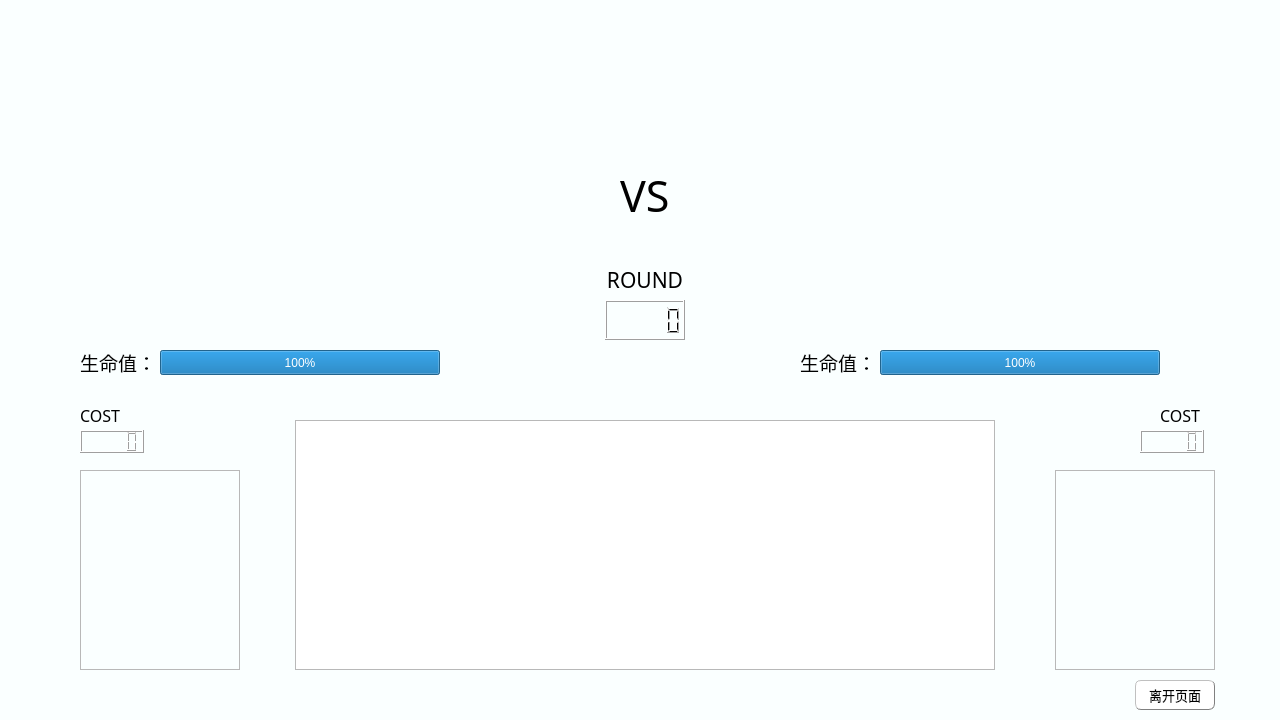
Qt form mainwindow.ui (wangquanlikun/Alice_Archive) before a commit.
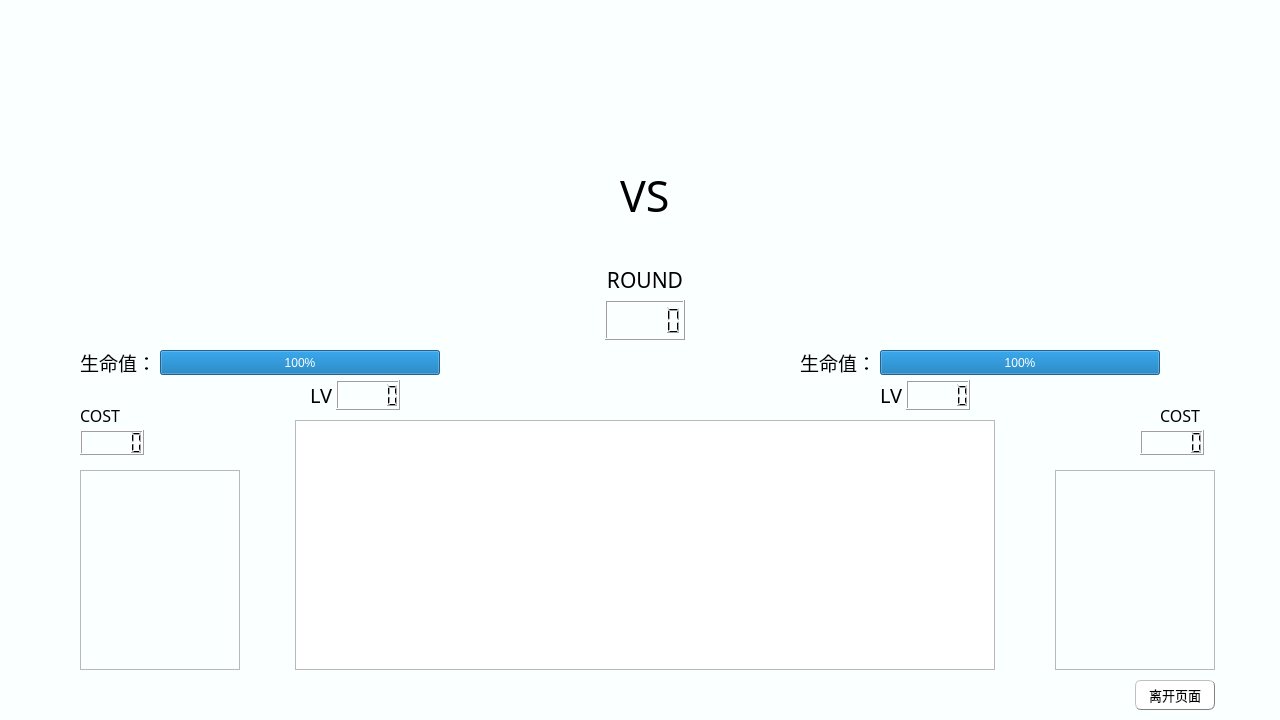
The same form after that commit. The open tabs and pages were chosen to show the change. Icons and pictures are not drawn.

What changed in the file:
```diff
--- a/mainwindow.ui
+++ b/mainwindow.ui
@@ -635,7 +635,7 @@
         <x>80</x>
         <y>430</y>
         <width>64</width>
-        <height>23</height>
+        <height>25</height>
        </rect>
       </property>
      </widget>
@@ -645,7 +645,7 @@
         <x>1140</x>
         <y>430</y>
         <width>64</width>
-        <height>23</height>
+        <height>25</height>
        </rect>
       </property>
      </widget>
@@ -1241,6 +1241,64 @@
        <pixmap resource="Resource.qrc">:/new/prefix1/Resource/death.png</pixmap>
       </property>
      </widget>
+     <widget class="QLCDNumber" name="YourPal_LV">
+      <property name="geometry">
+       <rect>
+        <x>336</x>
+        <y>380</y>
+        <width>64</width>
+        <height>30</height>
+       </rect>
+      </property>
+     </widget>
+     <widget class="QLCDNumber" name="othersPal_LV">
+      <property name="geometry">
+       <rect>
+        <x>906</x>
+        <y>380</y>
+        <width>64</width>
+        <height>30</height>
+       </rect>
+      </property>
+     </widget>
+     <widget class="QLabel" name="TEXT_LV_1">
+      <property name="geometry">
+       <rect>
+        <x>310</x>
+        <y>380</y>
+        <width>25</width>
+        <height>30</height>
+       </rect>
+      </property>
+      <property name="font">
+       <font>
+        <family>俐方体11号</family>
+        <pointsize>15</pointsize>
+       </font>
+      </property>
+      <property name="text">
+       <string>LV</string>
+      </property>
+     </widget>
+     <widget class="QLabel" name="TEXT_LV_2">
+      <property name="geometry">
+       <rect>
+        <x>880</x>
+        <y>380</y>
+        <width>25</width>
+        <height>30</height>
+       </rect>
+      </property>
+      <property name="font">
+       <font>
+        <family>俐方体11号</family>
+        <pointsize>15</pointsize>
+       </font>
+      </property>
+      <property name="text">
+       <string>LV</string>
+      </property>
+     </widget>
     </widget>
     <widget class="QWidget" name="about">
      <widget class="QLabel" name="About">
```
Left out of the diff: 14 changed lines with no effect on the pictures.
